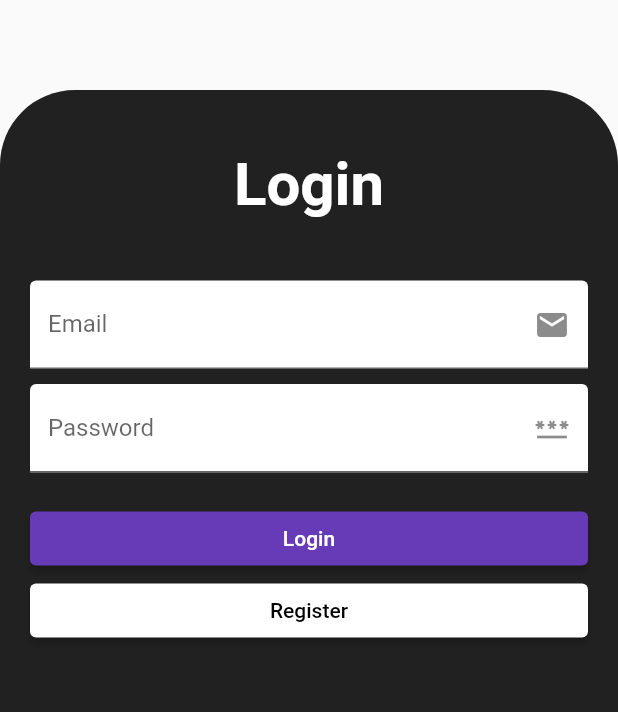
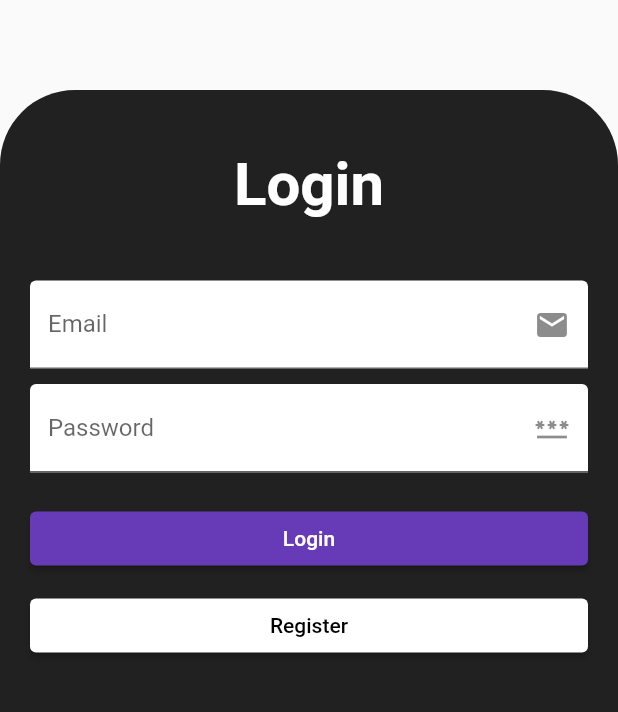
Before and after one commit to by-German/AppMobile-Frikiteam, a Flutter app: the LoginPage screen opened directly, on a phone screen of 412 x 824 dp, the part 162-874 px from its top. Run offline on Flutter 3.47's test engine with Material 2 defaults, Android fonts, the phone set to English and light mode, and no system bars; our stand-ins replace image_picker, shared_preferences; accounts and stored records are empty.

Commit message:
feat: add loading into login view

```diff
--- a/lib/views/users/login_page.dart
+++ b/lib/views/users/login_page.dart
@@ -15,6 +15,8 @@ class _LoginPageState extends State<LoginPage> {
 
   String email = '';
   String password = '';
+  bool processing = false;
+  String message = '';
 
   @override
   Widget build(BuildContext context) {
@@ -94,8 +96,13 @@ class _LoginPageState extends State<LoginPage> {
                               onChanged: (value) => setState(() => password = value),
                             ),
                             SizedBox(height: 20),
+                            !processing ?
                             ElevatedButton(
                               onPressed: () {
+                                setState(() {
+                                  processing = true;
+                                  message = '';
+                                });
                                 loginAction(email, password);
                               },
                               style: ButtonStyle(
@@ -103,7 +110,8 @@ class _LoginPageState extends State<LoginPage> {
                                 fixedSize: MaterialStateProperty.all<Size>(Size.fromWidth(500)),
                               ),
                               child: Text("Login"),
-                            ),
+                            ) : CircularProgressIndicator(),
+                            SizedBox(height: 10,),
                             ElevatedButton(
                               onPressed: () {
                                 Navigator.of(context).push(MaterialPageRoute(builder: (BuildContext context) => RegisterPage()));
@@ -114,7 +122,12 @@ class _LoginPageState extends State<LoginPage> {
                                 foregroundColor: MaterialStateProperty.all(Colors.black),
                               ),
                               child: Text("Register"),
-                            )
+                            ),
+                            SizedBox(height: 20,),
+                            Text(message, style: TextStyle(
+                              color: Colors.red,
+                              fontSize: 15
+                            ),)
                           ],
                         ),
                       )
@@ -134,7 +147,10 @@ class _LoginPageState extends State<LoginPage> {
     if (success) {
       Navigator.of(context).push(MaterialPageRoute(builder: (BuildContext context) => HomePage()));
     } else {
-      print("credenciales incorrectos");
+      setState(() {
+        message = "credenciales incorrectos";
+        processing = success;
+      });
     }
   }
 }
```
